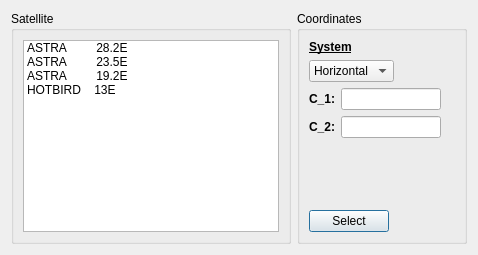
Above: UI_Files/SatelliteSelectionDialog.ui from AmateurRadioTelescopeSystem/RadioTelescope_Controller before the change. Below: the same form after it.
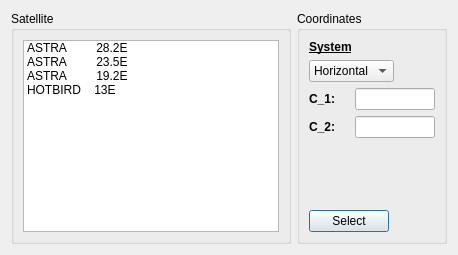
That is the form after the change.

Commit message: Improved sat selection GUI experience

```diff
--- a/UI_Files/SatelliteSelectionDialog.ui
+++ b/UI_Files/SatelliteSelectionDialog.ui
@@ -5,14 +5,6 @@
   <property name="windowModality">
    <enum>Qt::ApplicationModal</enum>
   </property>
-  <property name="geometry">
-   <rect>
-    <x>0</x>
-    <y>0</y>
-    <width>478</width>
-    <height>254</height>
-   </rect>
-  </property>
   <property name="windowTitle">
    <string>Satellite selection</string>
   </property>
@@ -90,6 +82,12 @@
        <layout class="QHBoxLayout" name="horizontalLayout_2">
         <item>
          <widget class="QLabel" name="coord_1_Label">
+          <property name="minimumSize">
+           <size>
+            <width>40</width>
+            <height>0</height>
+           </size>
+          </property>
           <property name="text">
            <string>&lt;html&gt;&lt;head/&gt;&lt;body&gt;&lt;p&gt;&lt;span style=&quot; font-weight:600;&quot;&gt;C_1:&lt;/span&gt;&lt;/p&gt;&lt;/body&gt;&lt;/html&gt;</string>
           </property>
@@ -105,7 +103,7 @@
           </property>
           <property name="maximumSize">
            <size>
-            <width>100</width>
+            <width>80</width>
             <height>16777215</height>
            </size>
           </property>
@@ -123,6 +121,12 @@
        <layout class="QHBoxLayout" name="horizontalLayout">
         <item>
          <widget class="QLabel" name="coord_2_Label">
+          <property name="minimumSize">
+           <size>
+            <width>40</width>
+            <height>0</height>
+           </size>
+          </property>
           <property name="text">
            <string>&lt;html&gt;&lt;head/&gt;&lt;body&gt;&lt;p&gt;&lt;span style=&quot; font-weight:600;&quot;&gt;C_2:&lt;/span&gt;&lt;/p&gt;&lt;/body&gt;&lt;/html&gt;</string>
           </property>
@@ -138,7 +142,7 @@
           </property>
           <property name="maximumSize">
            <size>
-            <width>100</width>
+            <width>80</width>
             <height>16777215</height>
            </size>
           </property>
```
The commit also changes 2 other files.
